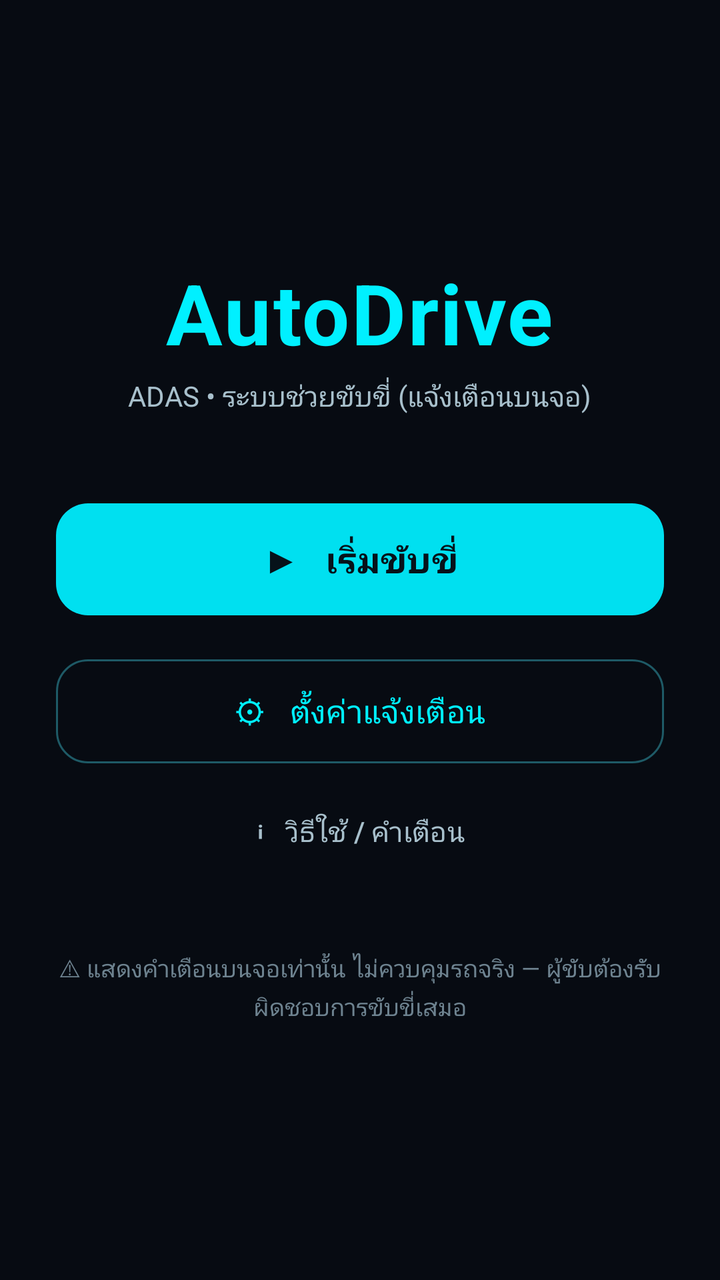
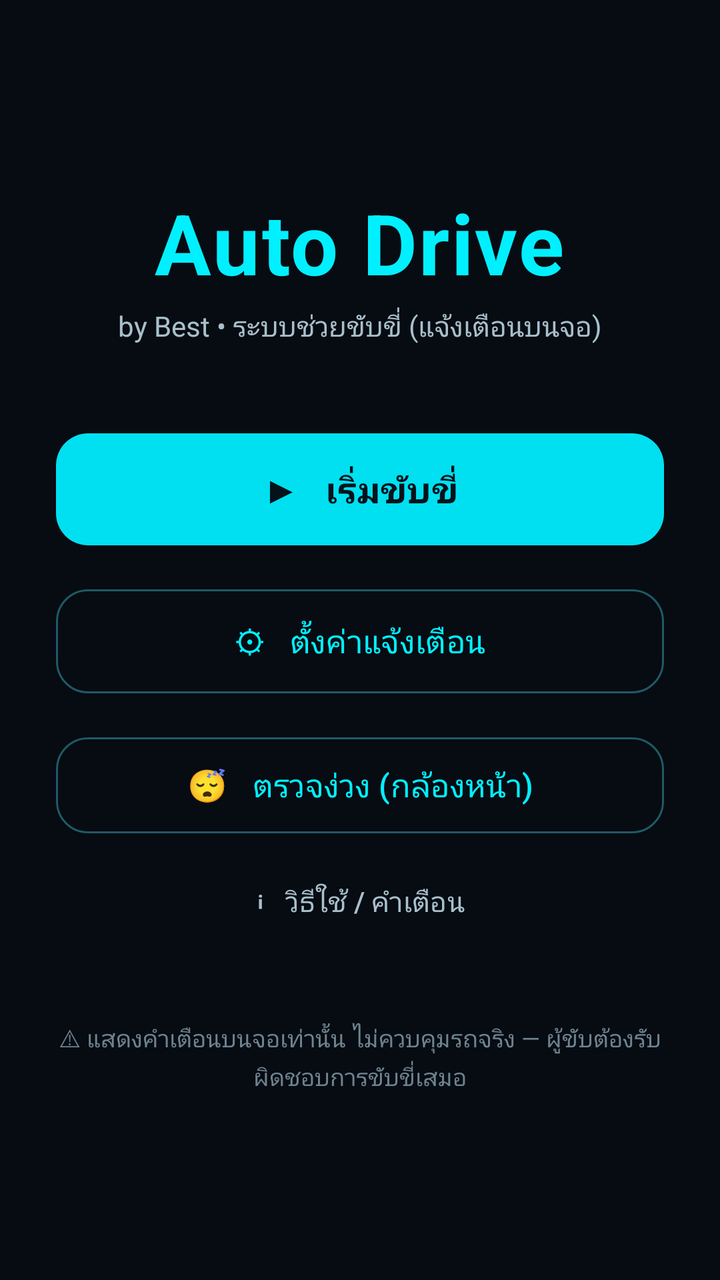

An Android layout rendered at two revisions. The XML below is the earlier revision; the diff shows what the commit changed to produce the second picture.
<!-- AndroidManifest.xml: application theme Theme.AutoDrive -->
<!-- res/layout/activity_home.xml -->
<?xml version="1.0" encoding="utf-8"?>
<ScrollView xmlns:android="http://schemas.android.com/apk/res/android"
    xmlns:app="http://schemas.android.com/apk/res-auto"
    android:layout_width="match_parent"
    android:layout_height="match_parent"
    android:fillViewport="true"
    android:background="#070B12">

    <LinearLayout
        android:layout_width="match_parent"
        android:layout_height="match_parent"
        android:orientation="vertical"
        android:gravity="center"
        android:padding="28dp">

        <TextView
            android:layout_width="wrap_content"
            android:layout_height="wrap_content"
            android:text="AutoDrive"
            android:textSize="42sp"
            android:textStyle="bold"
            android:textColor="#00F0FF"
            android:letterSpacing="0.02" />

        <TextView
            android:layout_width="wrap_content"
            android:layout_height="wrap_content"
            android:text="ADAS • ระบบช่วยขับขี่ (แจ้งเตือนบนจอ)"
            android:textSize="14sp"
            android:textColor="#A8C0CC"
            android:paddingTop="4dp"
            android:paddingBottom="40dp" />

        <com.google.android.material.button.MaterialButton
            android:id="@+id/btn_start"
            android:layout_width="match_parent"
            android:layout_height="64dp"
            android:text="▶   เริ่มขับขี่"
            android:textSize="18sp"
            android:textStyle="bold"
            android:textColor="#06121A"
            app:backgroundTint="#00E0F0"
            app:cornerRadius="16dp" />

        <com.google.android.material.button.MaterialButton
            android:id="@+id/btn_settings"
            style="@style/Widget.Material3.Button.OutlinedButton"
            android:layout_width="match_parent"
            android:layout_height="60dp"
            android:layout_marginTop="14dp"
            android:text="⚙   ตั้งค่าแจ้งเตือน"
            android:textSize="16sp"
            android:textColor="#00F0FF"
            app:strokeColor="#1E5A66"
            app:cornerRadius="16dp" />

        <com.google.android.material.button.MaterialButton
            android:id="@+id/btn_help"
            style="@style/Widget.Material3.Button.TextButton"
            android:layout_width="match_parent"
            android:layout_height="wrap_content"
            android:layout_marginTop="6dp"
            android:text="ℹ   วิธีใช้ / คำเตือน"
            android:textSize="14sp"
            android:textColor="#A8C0CC" />

        <TextView
            android:layout_width="match_parent"
            android:layout_height="wrap_content"
            android:text="⚠ แสดงคำเตือนบนจอเท่านั้น ไม่ควบคุมรถจริง — ผู้ขับต้องรับผิดชอบการขับขี่เสมอ"
            android:textSize="12sp"
            android:textColor="#6E8390"
            android:gravity="center"
            android:paddingTop="36dp"
            android:lineSpacingExtra="3dp" />
    </LinearLayout>
</ScrollView>
<!-- resources referenced by this layout -->
<resources>
  <style name="Theme.AutoDrive" parent="Theme.Material3.DayNight.NoActionBar">
          <item name="android:statusBarColor">@android:color/black</item>
          <item name="android:navigationBarColor">@android:color/black</item>
      </style>
</resources>

<!-- the commit's change to res/layout/activity_home.xml (unified diff, before → after) -->
@@ -16,7 +16,7 @@
         <TextView
             android:layout_width="wrap_content"
             android:layout_height="wrap_content"
-            android:text="AutoDrive"
+            android:text="Auto Drive"
             android:textSize="42sp"
             android:textStyle="bold"
             android:textColor="#00F0FF"
@@ -25,7 +25,7 @@
         <TextView
             android:layout_width="wrap_content"
             android:layout_height="wrap_content"
-            android:text="ADAS • ระบบช่วยขับขี่ (แจ้งเตือนบนจอ)"
+            android:text="by Best • ระบบช่วยขับขี่ (แจ้งเตือนบนจอ)"
             android:textSize="14sp"
             android:textColor="#A8C0CC"
             android:paddingTop="4dp"
@@ -55,6 +55,18 @@
             app:cornerRadius="16dp" />
 
         <com.google.android.material.button.MaterialButton
+            android:id="@+id/btn_drowsy"
+            style="@style/Widget.Material3.Button.OutlinedButton"
+            android:layout_width="match_parent"
+            android:layout_height="56dp"
+            android:layout_marginTop="14dp"
+            android:text="😴   ตรวจง่วง (กล้องหน้า)"
+            android:textSize="16sp"
+            android:textColor="#00F0FF"
+            app:strokeColor="#1E5A66"
+            app:cornerRadius="16dp" />
+
+        <com.google.android.material.button.MaterialButton
             android:id="@+id/btn_help"
             style="@style/Widget.Material3.Button.TextButton"
             android:layout_width="match_parent"
